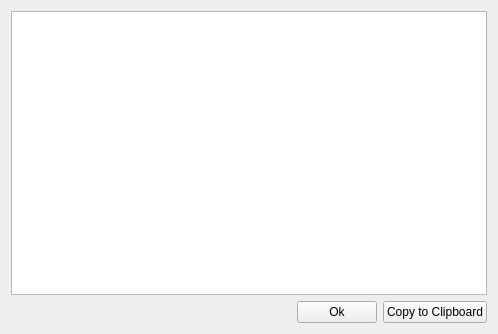
This is qml/gist.ui in arsham/gistflow as Qt 5 draws it before an edit. The edited form follows.
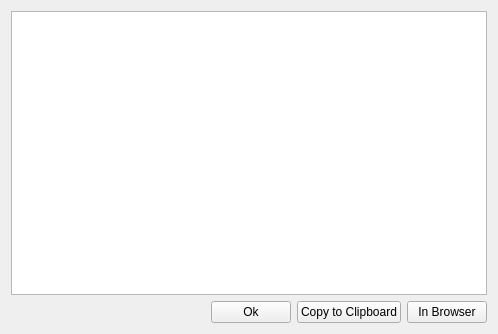
This is the edited form.

Commit message: open gist in browser iterate over items and add to list view

The edit to the form file:
```diff
--- a/qml/gist.ui
+++ b/qml/gist.ui
@@ -48,6 +48,13 @@
          </property>
         </widget>
        </item>
+       <item>
+        <widget class="QPushButton" name="browser">
+         <property name="text">
+          <string>In Browser</string>
+         </property>
+        </widget>
+       </item>
       </layout>
      </item>
     </layout>
```
The commit also changes 6 other files.
